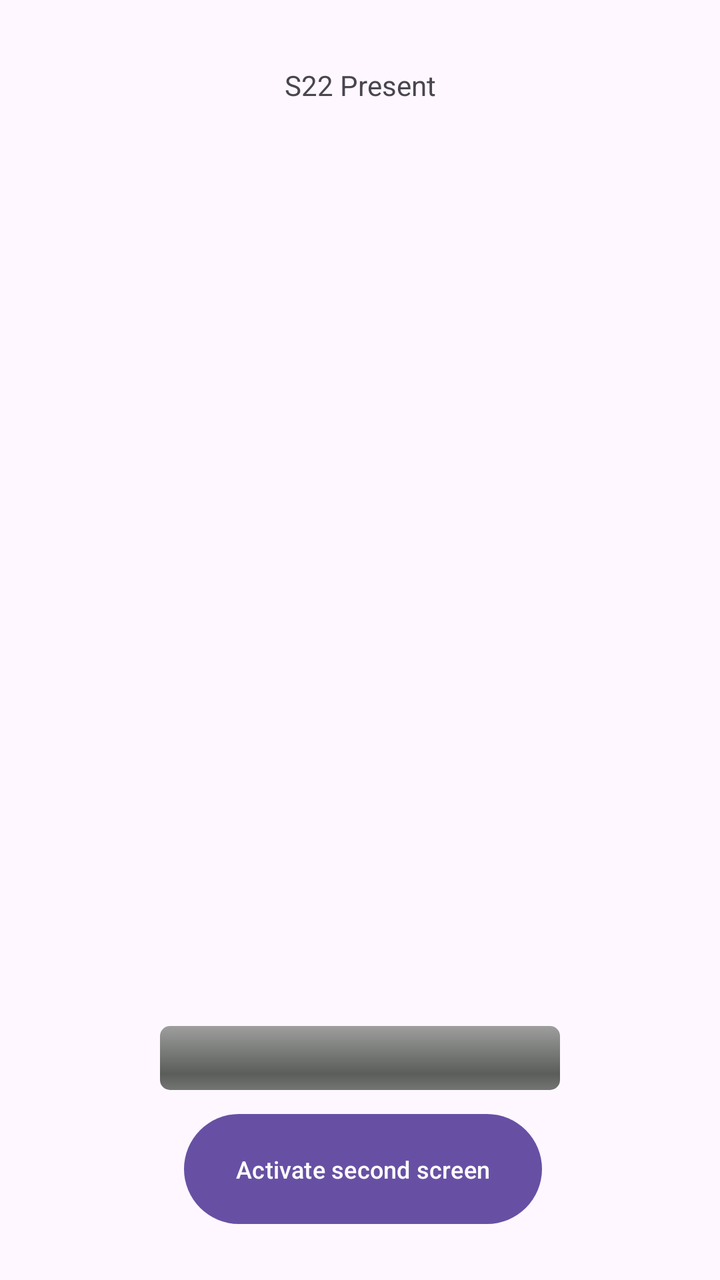
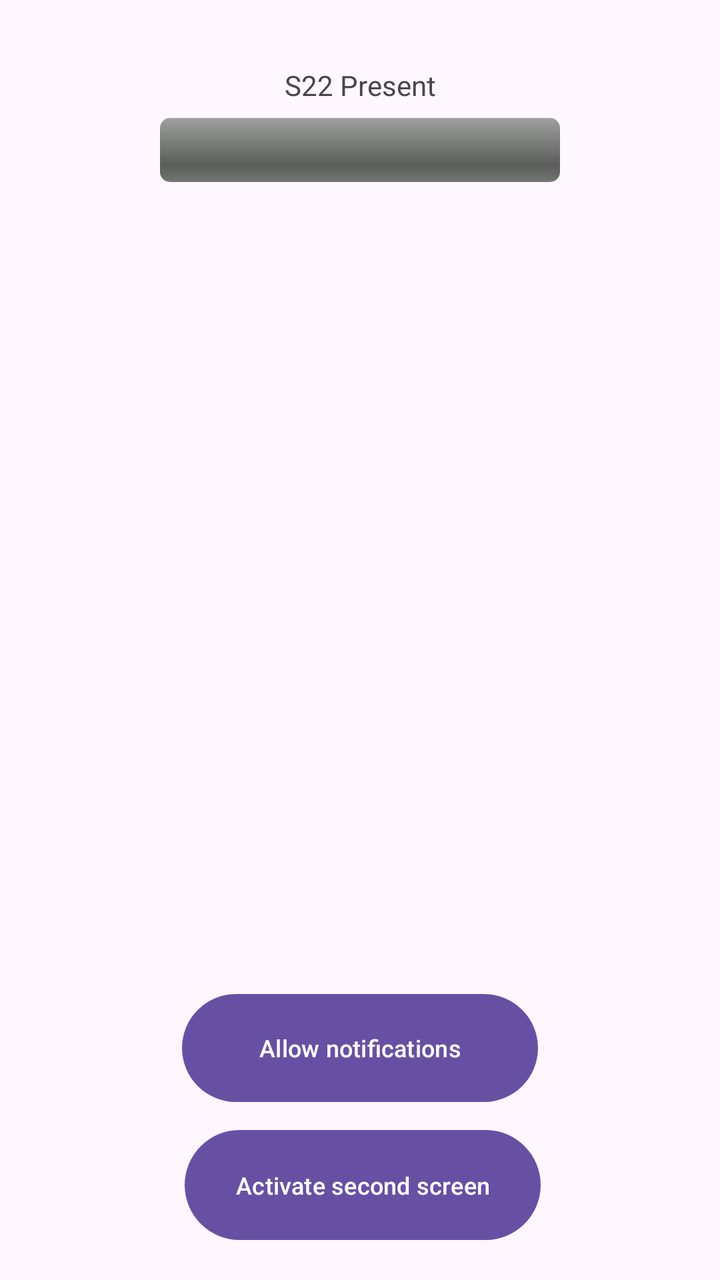

Before-and-after screenshots of an Android layout around one commit, followed by the original layout XML and the change that was made.
<!-- AndroidManifest.xml: application theme Theme.S22Present -->
<!-- res/layout/activity_main.xml -->
<?xml version="1.0" encoding="utf-8"?>
<androidx.constraintlayout.widget.ConstraintLayout xmlns:android="http://schemas.android.com/apk/res/android"
    xmlns:app="http://schemas.android.com/apk/res-auto"
    xmlns:tools="http://schemas.android.com/tools"
    android:id="@+id/main"
    android:layout_width="match_parent"
    android:layout_height="match_parent"
    tools:context=".MainActivity">

    <TextView
        android:id="@+id/textView"
        android:layout_width="92dp"
        android:layout_height="26dp"
        android:text="S22 Present"
        android:textAlignment="center"
        app:layout_constraintBottom_toBottomOf="parent"
        app:layout_constraintEnd_toEndOf="parent"
        app:layout_constraintStart_toStartOf="parent"
        app:layout_constraintTop_toTopOf="parent"
        app:layout_constraintVertical_bias="0.054" />

    <Button
        android:id="@+id/button"
        android:layout_width="179dp"
        android:layout_height="63dp"
        android:layout_marginBottom="24dp"
        android:text="Activate second screen"
        android:textSize="12sp"
        app:layout_constraintBottom_toBottomOf="parent"
        app:layout_constraintEnd_toEndOf="parent"
        app:layout_constraintHorizontal_bias="0.508"
        app:layout_constraintStart_toStartOf="parent" />

    <ProgressBar
        android:id="@+id/progressBar"
        style="?android:attr/progressBarStyleHorizontal"
        android:layout_width="200dp"
        android:layout_height="32dp"
        android:layout_marginBottom="8dp"
        android:indeterminate="false"
        android:indeterminateBehavior="repeat"
        android:indeterminateDrawable="@android:drawable/progress_indeterminate_horizontal"
        android:max="4"
        android:maxHeight="20dip"
        android:progress="0"
        android:progressDrawable="@android:drawable/progress_horizontal"
        android:progressTint="#03A9F4"
        app:layout_constraintBottom_toTopOf="@+id/button"
        app:layout_constraintEnd_toEndOf="parent"
        app:layout_constraintStart_toStartOf="parent" />

</androidx.constraintlayout.widget.ConstraintLayout>
<!-- resources referenced by this layout -->
<resources>
  <style name="Theme.S22Present" parent="Base.Theme.S22Present" />
  <style name="Base.Theme.S22Present" parent="Theme.Material3.DayNight.NoActionBar">
          
          
      </style>
</resources>

<!-- the commit's change to res/layout/activity_main.xml (unified diff, before → after) -->
@@ -8,7 +8,7 @@
     tools:context=".MainActivity">
 
     <TextView
-        android:id="@+id/textView"
+        android:id="@+id/textViewheading"
         android:layout_width="92dp"
         android:layout_height="26dp"
         android:text="S22 Present"
@@ -20,10 +20,10 @@
         app:layout_constraintVertical_bias="0.054" />
 
     <Button
-        android:id="@+id/button"
-        android:layout_width="179dp"
+        android:id="@+id/buttonSecondScreen"
+        android:layout_width="178dp"
         android:layout_height="63dp"
-        android:layout_marginBottom="24dp"
+        android:layout_marginBottom="16dp"
         android:text="Activate second screen"
         android:textSize="12sp"
         app:layout_constraintBottom_toBottomOf="parent"
@@ -31,22 +31,40 @@
         app:layout_constraintHorizontal_bias="0.508"
         app:layout_constraintStart_toStartOf="parent" />
 
+    <Button
+        android:id="@+id/buttonNotify"
+        android:layout_width="178dp"
+        android:layout_height="62dp"
+        android:layout_marginBottom="6dp"
+        android:text="Allow notifications"
+        android:textSize="12sp"
+        app:layout_constraintBottom_toTopOf="@+id/buttonSecondScreen"
+        app:layout_constraintEnd_toEndOf="parent"
+        app:layout_constraintStart_toStartOf="parent" />
+
     <ProgressBar
         android:id="@+id/progressBar"
         style="?android:attr/progressBarStyleHorizontal"
         android:layout_width="200dp"
         android:layout_height="32dp"
-        android:layout_marginBottom="8dp"
         android:indeterminate="false"
         android:indeterminateBehavior="repeat"
         android:indeterminateDrawable="@android:drawable/progress_indeterminate_horizontal"
-        android:max="4"
+        android:max="6"
         android:maxHeight="20dip"
         android:progress="0"
         android:progressDrawable="@android:drawable/progress_horizontal"
         android:progressTint="#03A9F4"
-        app:layout_constraintBottom_toTopOf="@+id/button"
         app:layout_constraintEnd_toEndOf="parent"
-        app:layout_constraintStart_toStartOf="parent" />
+        app:layout_constraintStart_toStartOf="parent"
+        app:layout_constraintTop_toBottomOf="@+id/textViewheading" />
+
+    <TextView
+        android:id="@+id/textViewProgress"
+        android:layout_width="198dp"
+        android:layout_height="22dp"
+        app:layout_constraintEnd_toEndOf="parent"
+        app:layout_constraintStart_toStartOf="parent"
+        app:layout_constraintTop_toBottomOf="@+id/progressBar" />
 
 </androidx.constraintlayout.widget.ConstraintLayout>
